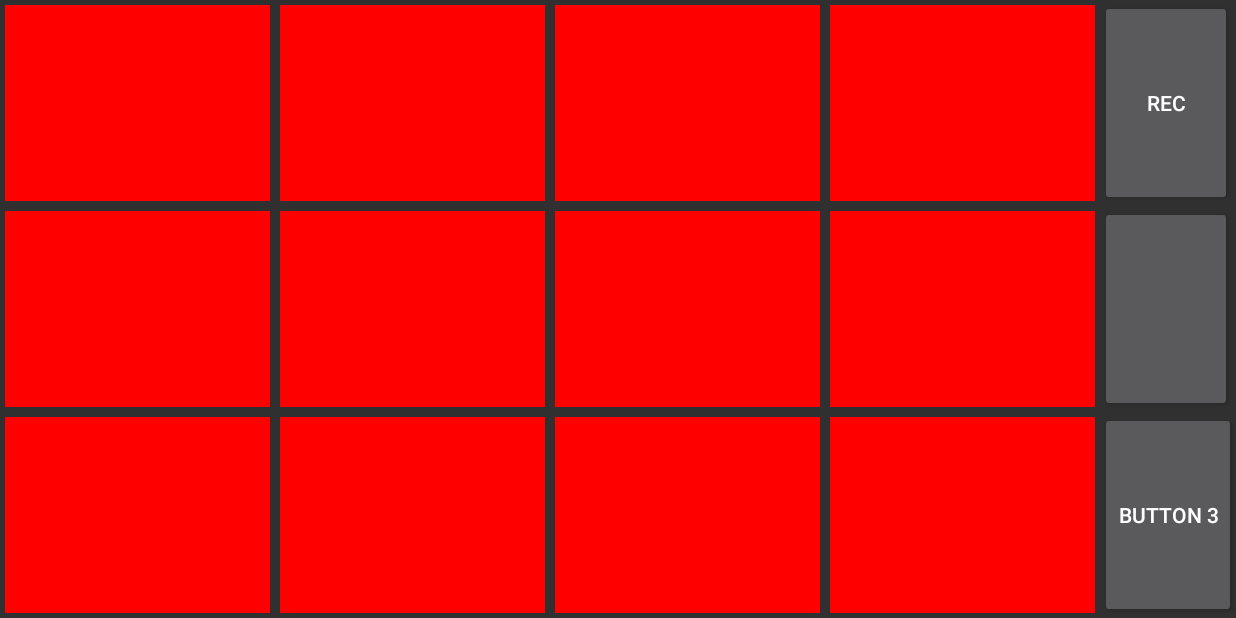
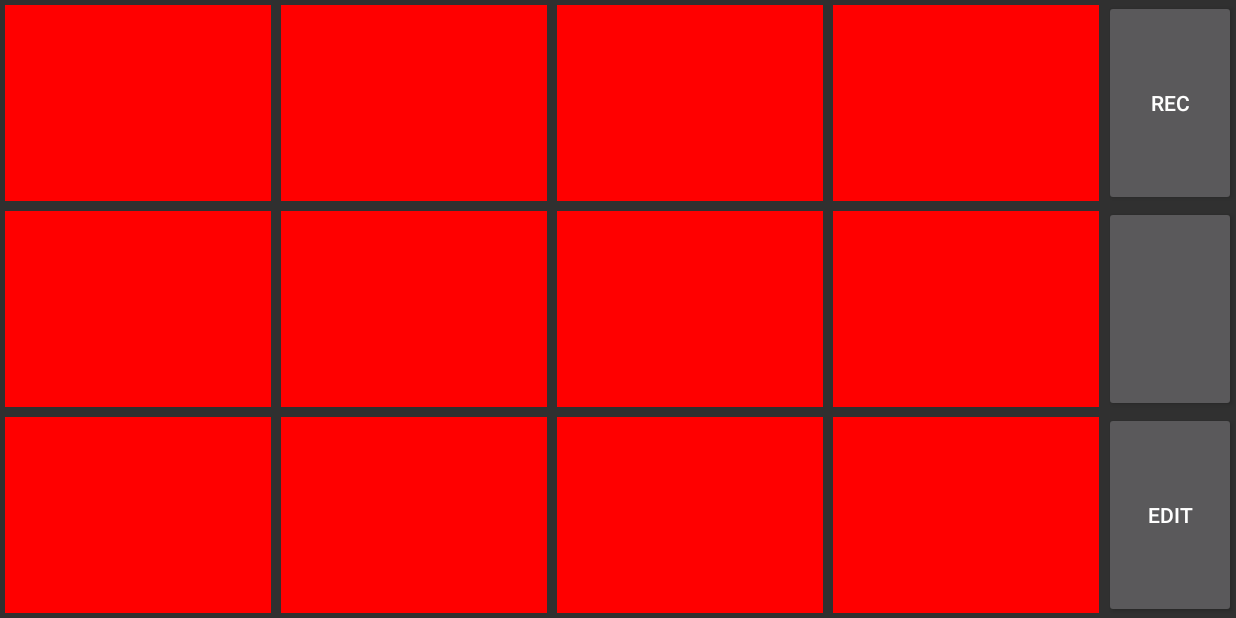
Before and after one commit to lindalevanen/KotlinSoundboard, an Android app: the screen it shows after launch (MainActivity), on a phone screen of 824 x 412 dp (held sideways). Run offline under Robolectric (Android 15) with nearby library versions, the phone set to English and light mode, and no system bars; pictures from the network do not load.

Commit message:
Edit mode and non-functional reading media files from external storage

```diff
--- a/app/build.gradle
+++ b/app/build.gradle
@@ -12,6 +12,7 @@ android {
         targetSdkVersion 26
         versionCode 1
         versionName "1.0"
+        multiDexEnabled true
         testInstrumentationRunner "android.support.test.runner.AndroidJUnitRunner"
     }
     buildTypes {
--- a/app/src/main/AndroidManifest.xml
+++ b/app/src/main/AndroidManifest.xml
@@ -1,6 +1,11 @@
 <?xml version="1.0" encoding="utf-8"?>
 <manifest xmlns:android="http://schemas.android.com/apk/res/android"
     package="com.beats.epic.epicsoundboard">
+    <uses-feature android:name="android.hardware.microphone" android:required="false" />
+    <uses-permission android:name="android.permission.READ_EXTERNAL_STORAGE" />
+    <uses-permission android:name="android.permission.WRITE_EXTERNAL_STORAGE"
+        android:maxSdkVersion="18" />
+    <uses-permission android:name="android.permission.RECORD_AUDIO" />
 
     <application
         android:allowBackup="true"
--- a/app/src/main/java/com/beats/epic/epicsoundboard/SoundPlayer.kt
+++ b/app/src/main/java/com/beats/epic/epicsoundboard/SoundPlayer.kt
@@ -39,10 +39,14 @@ class SoundPlayer(private val context: Context) {
                 "rimshot", "scratch")
 
         for (sound in sounds) {
-            val resId = context.resources.getIdentifier(sound, "raw", context.packageName)
-            val soundId = mSoundPool.load(context, resId, 1)
+            val resourceId = context.resources.getIdentifier(sound, "raw", context.packageName)
+            val soundId = mSoundPool.load(context, resourceId, 1)
             mSoundArray.add(Sound(sound, soundId))
         }
+    }
+
+    fun changeSound(path: String): Int {
+        return mSoundPool.load(path, 1)
     }
 
     fun addView(view: View) {
--- a/app/src/main/res/layout/activity_main.xml
+++ b/app/src/main/res/layout/activity_main.xml
@@ -19,21 +19,27 @@
         android:layout_width="wrap_content"
         android:layout_height="match_parent"
         android:orientation="vertical">
-        <Button android:id="@+id/recButton"
+
+        <Button
+            android:id="@+id/recButton"
             android:layout_width="wrap_content"
             android:layout_height="0dp"
             android:layout_weight="1"
-            android:text="@string/rec_button_start"/>
-        <Button android:id="@+id/clearButton"
+            android:text="@string/rec_button_start" />
+
+        <Button
+            android:id="@+id/clearButton"
             android:layout_width="wrap_content"
             android:layout_height="0dp"
             android:layout_weight="1"
-            android:text="@string/empty_button"/>
+            android:text="@string/empty_button" />
+
         <Button
+            android:id="@+id/editButton"
             android:layout_width="wrap_content"
             android:layout_height="0dp"
             android:layout_weight="1"
-            android:text="Button 3"/>
+            android:text="Edit" />
     </LinearLayout>
 
 </LinearLayout>
```
Also changed, not shown: app/src/main/java/com/beats/epic/epicsoundboard/MainActivity.kt (+35 -9 lines), 2 other files.
